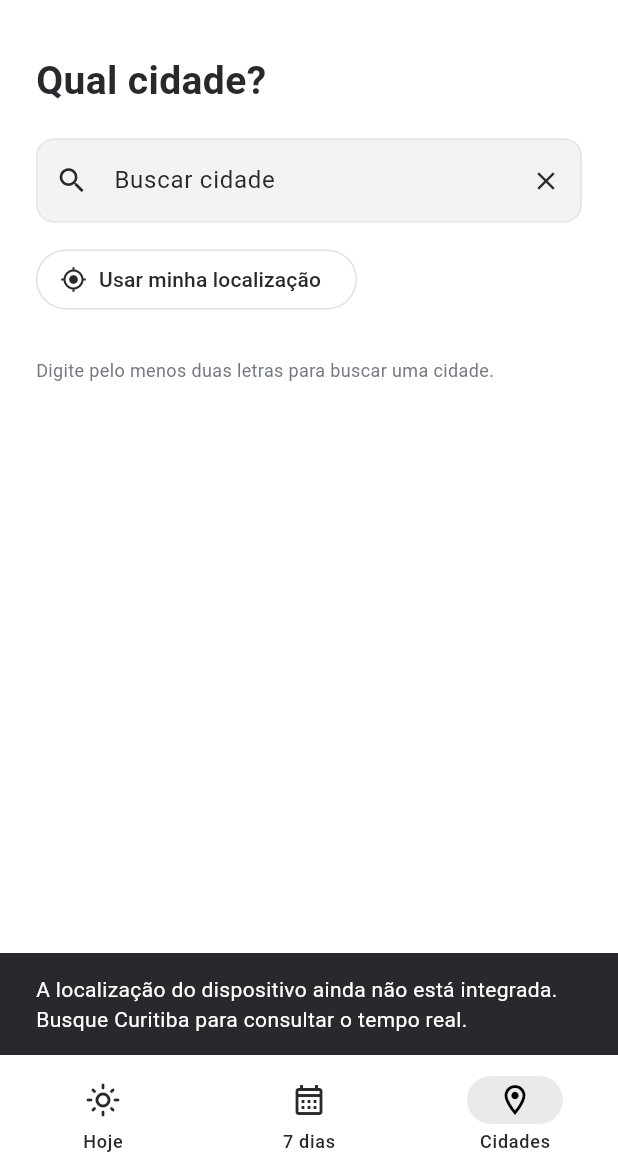
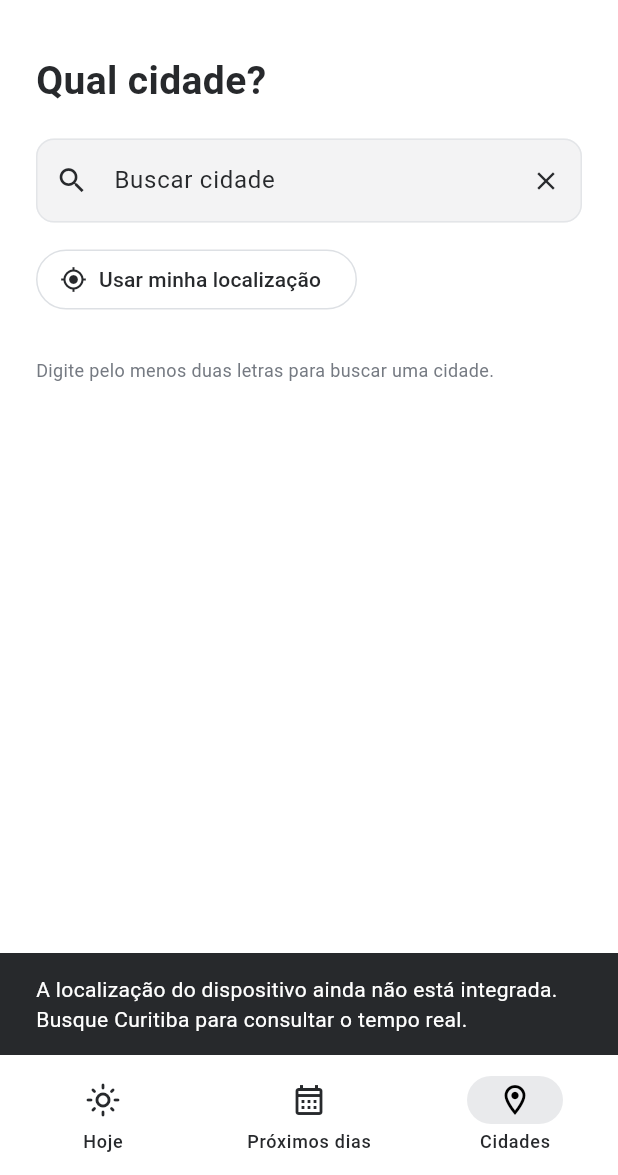
Before and after one commit to PedroHenriqueRenosto/Previu, a Flutter app: the screen it shows after launch, after a tap on "Usar minha localização", on a phone screen of 412 x 824 dp, the part 61-1236 px from its top. Run offline on Flutter 3.47's test engine with Material 3 defaults, Android fonts, the phone set to English and light mode, and no system bars.

Commit message:
commitando mais um

```diff
--- a/lib/features/previu/previu_flow.dart
+++ b/lib/features/previu/previu_flow.dart
@@ -54,7 +54,10 @@ class _PreviuFlowState extends State<PreviuFlow> {
     }
   }
   void go(PreviuScreen next) {
-    if (screen == PreviuScreen.loading) request++;
+    if (screen == PreviuScreen.loading) {
+      request++;
+      busy = false;
+    }
     setState(() {
       previous = screen;
       screen = next;
@@ -76,6 +79,7 @@ class _PreviuFlowState extends State<PreviuFlow> {
         refresh: refresh,
         city: selectedCity,
       );
+      if (!mounted || id != request) return;
       if (mounted && id == request) {
         setState(() {
           weather = value;
@@ -111,7 +115,9 @@ class _PreviuFlowState extends State<PreviuFlow> {
           error = e is WeatherException
               ? e.message
               : 'Confira sua conexão e a configuração do serviço de clima.';
-          screen = PreviuScreen.offline;
+          if (!silent || screen == PreviuScreen.today) {
+            screen = PreviuScreen.offline;
+          }
         });
       }
     } finally { if (mounted && id == request) busy = false; }
@@ -339,16 +345,16 @@ class _PreviuFlowState extends State<PreviuFlow> {
                       go(index == 1 ? PreviuScreen.week : PreviuScreen.search);
                     }
                   },
-                  destinations: const [
-                    NavigationDestination(
+                  destinations: [
+                    const NavigationDestination(
                       icon: Icon(Icons.light_mode_outlined),
                       label: 'Hoje',
                     ),
                     NavigationDestination(
-                      icon: Icon(Icons.calendar_month_outlined),
-                      label: '7 dias',
+                      icon: const Icon(Icons.calendar_month_outlined),
+                      label: widget.repository.demo ? '7 dias' : 'Próximos dias',
                     ),
-                    NavigationDestination(
+                    const NavigationDestination(
                       icon: Icon(Icons.location_on_outlined),
                       label: 'Cidades',
                     ),
```
Also changed, not shown: 1 other file.
